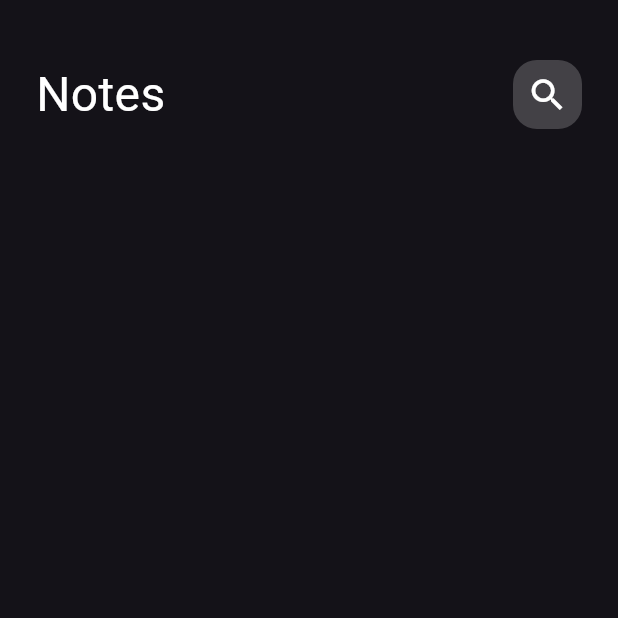
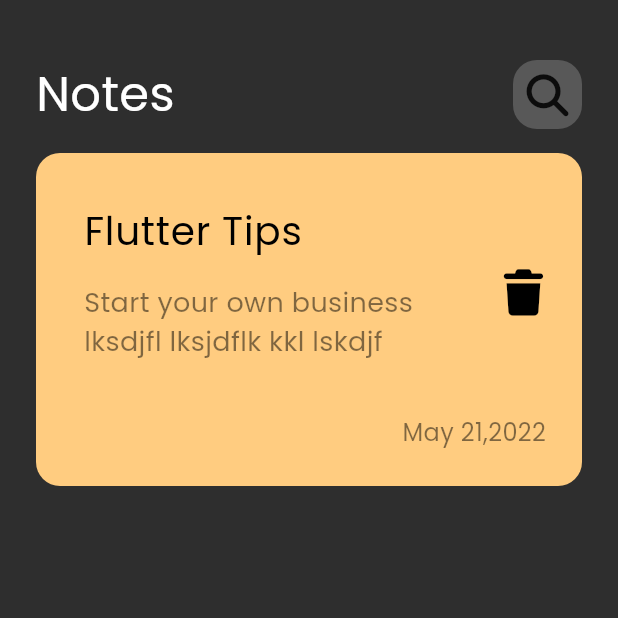
Before and after one commit to omarabdelmawgoud/Note_App, a Flutter app: the screen it shows after launch, on a phone screen of 412 x 824 dp, the top half of it. Run offline on Flutter 3.47's test engine with Material 3 defaults, Android fonts, the phone set to English and light mode, and no system bars; our stand-ins replace font_awesome_flutter.

Commit message:
create note card

```diff
--- a/lib/main.dart
+++ b/lib/main.dart
@@ -12,7 +12,9 @@ class NoteApp extends StatelessWidget {
   Widget build(BuildContext context) {
     return MaterialApp(
       debugShowCheckedModeBanner: false,
-      theme: ThemeData.dark(),
+      theme: ThemeData(scaffoldBackgroundColor: const Color(0xff2E2E2E),
+        fontFamily: "Poppins"
+      ),
       home: HomeView(),
     );
   }
--- a/lib/views/custom_search_icon.dart
+++ b/lib/views/custom_search_icon.dart
@@ -1,4 +1,5 @@
 import 'package:flutter/material.dart';
+import 'package:font_awesome_flutter/font_awesome_flutter.dart';
 
 class CustomSearchIcon extends StatelessWidget {
   const CustomSearchIcon({super.key});
@@ -13,7 +14,9 @@ class CustomSearchIcon extends StatelessWidget {
         color: Colors.white.withOpacity(.2),
         borderRadius: BorderRadius.circular(16),
       ),
-      child: const Icon(Icons.search, size: 28),
+      child: Center(
+        child: const FaIcon(FontAwesomeIcons.magnifyingGlass, size: 28),
+      ),
     );
   }
 }
--- /dev/null
+++ b/lib/views/widgets/note_card.dart
@@ -0,0 +1,53 @@
+import 'package:flutter/material.dart';
+import 'package:font_awesome_flutter/font_awesome_flutter.dart';
+
+class NoteCard extends StatelessWidget {
+  const NoteCard({super.key});
+
+  @override
+  Widget build(BuildContext context) {
+    return Container(
+      padding: EdgeInsets.only(top: 24, bottom: 24, left: 16),
+      decoration: BoxDecoration(
+        borderRadius: BorderRadius.circular(16),
+        color: const Color(0xffFFCC80),
+      ),
+      child: Column(
+        crossAxisAlignment: CrossAxisAlignment.end,
+        children: [
+          ListTile(
+            title: Text(
+              "Flutter Tips",
+              style: TextStyle(color: Colors.black, fontSize: 26),
+            ),
+            subtitle: Padding(
+              padding: const EdgeInsets.symmetric(vertical: 16),
+              child: Text(
+                "Start your own business lksdjfl lksjdflk kkl lskdjf",
+                style: TextStyle(
+                  color: Colors.black.withOpacity(.5),
+                  fontSize: 18,
+                ),
+              ),
+            ),
+            trailing: Icon(
+              FontAwesomeIcons.trash,
+              color: Colors.black,
+              size: 30,
+            ),
+          ),
+          Padding(
+            padding: const EdgeInsets.only(right: 24, top: 12),
+            child: Text(
+              "May 21,2022",
+              style: TextStyle(
+                color: Colors.black.withOpacity(.5),
+                fontSize: 16,
+              ),
+            ),
+          ),
+        ],
+      ),
+    );
+  }
+}
--- a/lib/views/widgets/notes_view_body.dart
+++ b/lib/views/widgets/notes_view_body.dart
@@ -1,5 +1,6 @@
 import 'package:flutter/material.dart';
 import 'package:note_app/views/widgets/custom_app_bar.dart';
+import 'package:note_app/views/widgets/note_card.dart';
 
 class NotesViewBody extends StatelessWidget {
   const NotesViewBody({super.key});
@@ -9,7 +10,12 @@ class NotesViewBody extends StatelessWidget {
     return const Scaffold(
       body: Padding(
         padding: EdgeInsets.symmetric(horizontal: 24),
-        child: Column(children: [CustomAppBar()]),
+        child: Column(
+          children: [
+            CustomAppBar(),
+            Padding(padding: EdgeInsets.only(top: 16), child: NoteCard()),
+          ],
+        ),
       ),
     );
   }
```
Also changed, not shown: pubspec.yaml (+7 -7 lines), assets/fonts/Poppins-Regular.ttf (added), pubspec.lock.
